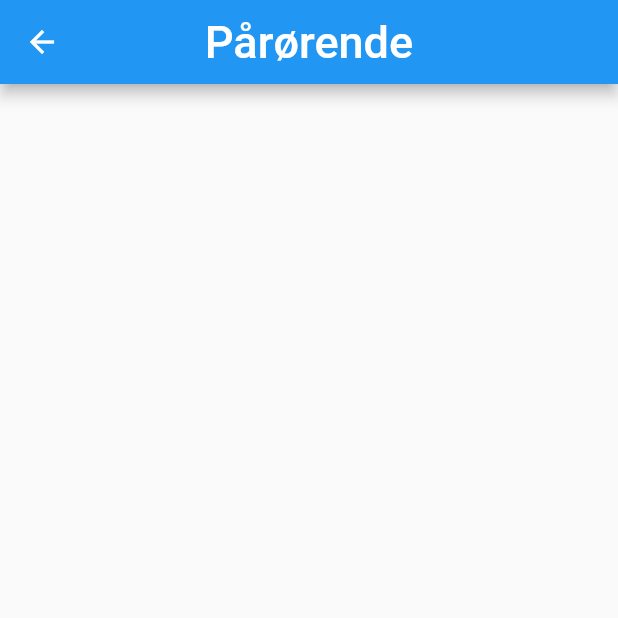
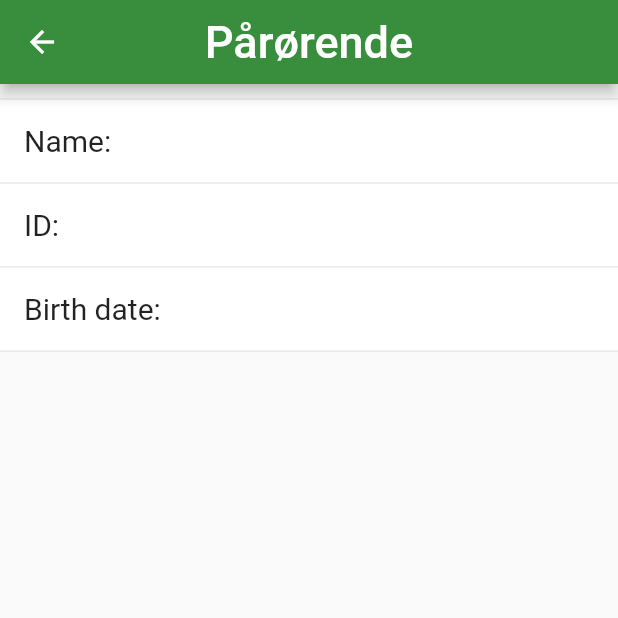
Before and after one commit to ChristianThingKnudsen/epilepsiapp, a Flutter app: the RelativeHome screen opened by its route, on a phone screen of 412 x 824 dp, the top half of it. Run offline on Flutter 3.47's test engine with Material 2 defaults, Android fonts, the phone set to English and light mode, and no system bars; missing offline and left inert: fhir; network calls fail.

Commit message:
Changed design, added relative page

```diff
--- a/lib/pages/relative_home.dart
+++ b/lib/pages/relative_home.dart
@@ -1,21 +1,173 @@
 import 'package:flutter/material.dart';
+import 'dart:convert';
+
+import 'package:fhir/r4.dart';
+import 'package:http/http.dart';
 
 class RelativeHome extends StatefulWidget {
+  final String patientId;
+
+  RelativeHome({this.patientId});
+
   @override
-  _RelativeHomeState createState() => _RelativeHomeState();
+  _RelativeHomeState createState() => _RelativeHomeState(patId: patientId);
 }
 
 class _RelativeHomeState extends State<RelativeHome> {
+  final String patId;
+
+  _RelativeHomeState({this.patId});
+
+  String _patName = "";
+  String _patId = "";
+  String _patBirth = "";
+
+  List<String> _sysList = [];
+  List<String> _diaList = [];
+
+  final ScrollController _scrollController = ScrollController();
+
+  Map<String, dynamic> _parsedPat;
+  Map<String, dynamic> _parsedObs;
+
+  final server = 'http://hapi.fhir.org/baseR4';
+  final headers = {'Content-type': 'application/json'};
+
+  var _newPatient = Patient(
+    resourceType: 'Patient',
+    name: [
+      HumanName(family: 'Gore', given: ['Al'])
+    ],
+    birthDate: Date('1948-03-31'),
+    gender: PatientGender.male,
+  );
+
+  void _getBP(Map<String, dynamic> bp, int length) {
+    for (var i = 0; i < length; i++) {
+      String sys = (bp["entry"][i]["resource"]["component"][0]["valueQuantity"]
+              ["value"])
+          .toString();
+      _sysList.add(sys);
+      String dia = (bp["entry"][i]["resource"]["component"][1]["valueQuantity"]
+              ["value"])
+          .toString();
+      _diaList.add(dia);
+      setState(() {});
+    }
+  }
+
+  Future _getPatient() async {
+    var desiredResource = 'Patient';
+    var url = '$server/$desiredResource/$patId';
+    print("URL: " + url);
+    var response = await get(url, headers: headers);
+
+    var searchSetPatient = Patient.fromJson(json.decode(response.body));
+    _parsedPat = searchSetPatient.toJson();
+
+    _patId = _parsedPat["id"];
+    print("Pat id: " + _patId.toString());
+
+    _patBirth = _parsedPat["birthDate"];
+
+    var given = (_parsedPat["name"][0]["given"]).join(" ");
+
+    setState(() {
+      _patName = given + " " + _parsedPat["name"][0]["family"];
+    });
+    print("Name: " + _patName);
+  }
+
+  Future _getObservation() async {
+    var desiredResource = 'Observation';
+    var url = '$server/$desiredResource?patient=Patient/$patId';
+    print("URL: " + url);
+    var response = await get(url, headers: headers);
+
+    //final Map<String, dynamic> parsed = json.decode(response.body);
+    var searchSetBundle = Bundle.fromJson(json.decode(response.body));
+    print("Length: " + (searchSetBundle.entry.length).toString());
+    _parsedObs = searchSetBundle.toJson();
+
+    _getBP(_parsedObs, searchSetBundle.entry.length);
+  }
+
+  @override
+  void initState() {
+    _getPatient();
+    super.initState();
+  }
+
   @override
   Widget build(BuildContext context) {
     return Scaffold(
-        appBar: AppBar(
-      backgroundColor: Colors.cyanAccent[300],
-      centerTitle: true,
-      title: Text(
-        "Pårørende",
-        style: TextStyle(fontSize: 30, color: Colors.white),
+      appBar: AppBar(
+        backgroundColor: Colors.green[700],
+        centerTitle: true,
+        title: Text(
+          "Pårørende",
+          style: TextStyle(fontSize: 30, color: Colors.white),
+        ),
       ),
-    ));
+      body: Column(
+        children: [
+          SizedBox(
+            height: 10,
+          ),
+          Divider(height: 0),
+          Row(
+            children: [
+              Flexible(
+                child: Ink(
+                  color: Colors.white,
+                  child: ListTile(
+                    title: Text(
+                      "Name: " + _patName,
+                      style: TextStyle(fontSize: 20),
+                    ),
+                  ),
+                ),
+              ),
+              if (_patName == "Al Gore")
+                Container(
+                  color: Colors.white,
+                  child: Padding(
+                    padding: const EdgeInsets.all(8.0),
+                    child: Container(
+                      height: MediaQuery.of(context).size.height * 0.05,
+                      width: MediaQuery.of(context).size.width * 0.18,
+                      decoration: BoxDecoration(
+                          borderRadius: BorderRadius.all(Radius.circular(5.0)),
+                          image: DecorationImage(
+                              image: AssetImage("assets/al_gore.png"))),
+                    ),
+                  ),
+                ),
+            ],
+          ),
+          Divider(height: 0),
+          Ink(
+            color: Colors.white,
+            child: ListTile(
+              title: Text(
+                "ID: " + _patId,
+                style: TextStyle(fontSize: 20),
+              ),
+            ),
+          ),
+          Divider(height: 0),
+          Ink(
+            color: Colors.white,
+            child: ListTile(
+              title: Text(
+                "Birth date: " + _patBirth,
+                style: TextStyle(fontSize: 20),
+              ),
+            ),
+          ),
+          Divider(height: 0),
+        ],
+      ),
+    );
   }
 }
--- a/pubspec.yaml
+++ b/pubspec.yaml
@@ -42,12 +42,17 @@ dev_dependencies:
 
   # Icon for the app
   flutter_launcher_icons: ^0.8.1
+  flutter_launcher_name: ^0.0.1
 
   # Sets the icon launcher
 flutter_icons:
   android: "launcher_icon"
   ios: true
   image_path: "assets/epilepsi_icon.png"
+
+flutter_launcher_name:
+  name: "Epilepsi app"
+
 
 # For information on the generic Dart part of this file, see the
 # following page: https://dart.dev/tools/pub/pubspec
```
Also changed, not shown: lib/pages/login.dart (+21 -4 lines), lib/pages/patient_home.dart (+81 -53 lines), pubspec.lock, 23 other files.
